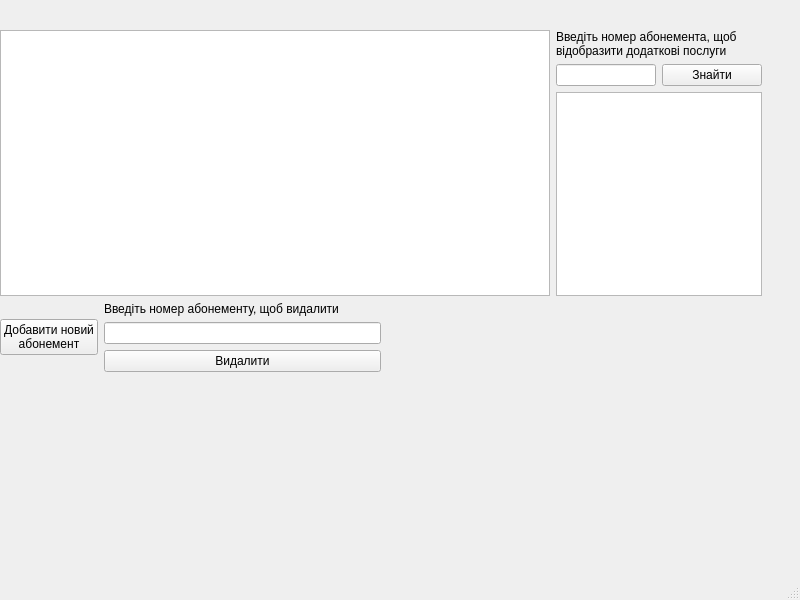
First picture: the form in OOPCourseProject/operatingwindow.ui, repository Volchonak/OOPCourseProject, before the edit.
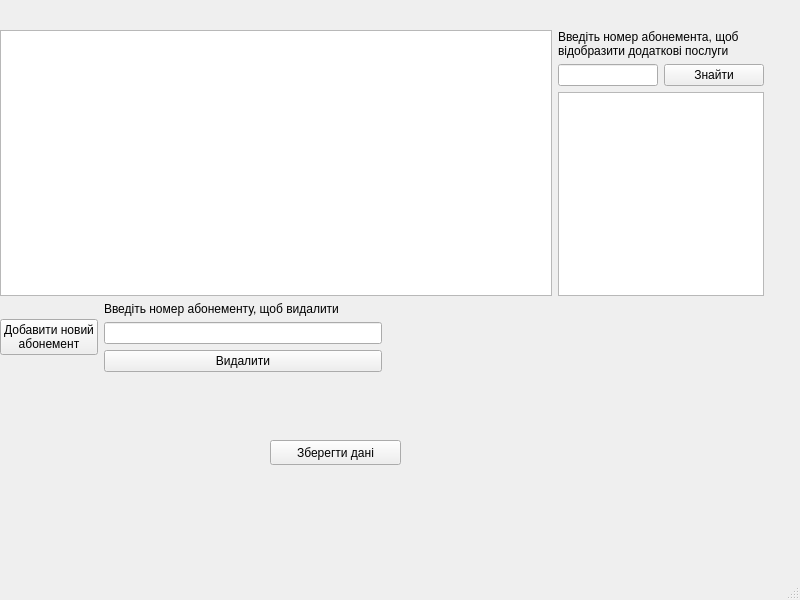
Second picture: the form after the edit.

```diff
--- a/OOPCourseProject/operatingwindow.ui
+++ b/OOPCourseProject/operatingwindow.ui
@@ -14,12 +14,12 @@
    <string>MainWindow</string>
   </property>
   <widget class="QWidget" name="centralwidget">
-   <widget class="QWidget" name="">
+   <widget class="QWidget" name="layoutWidget">
     <property name="geometry">
      <rect>
       <x>0</x>
       <y>30</y>
-      <width>762</width>
+      <width>764</width>
       <height>342</height>
      </rect>
     </property>
@@ -149,6 +149,19 @@
      </item>
     </layout>
    </widget>
+   <widget class="QPushButton" name="PushButtonSaveDataToFile">
+    <property name="geometry">
+     <rect>
+      <x>270</x>
+      <y>440</y>
+      <width>131</width>
+      <height>25</height>
+     </rect>
+    </property>
+    <property name="text">
+     <string>Зберегти дані</string>
+    </property>
+   </widget>
   </widget>
   <widget class="QMenuBar" name="menubar">
    <property name="geometry">
```
Left out of the diff: 2 changed lines with no effect on the pictures.
